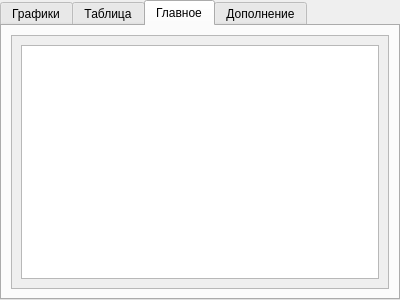
Qt form functionapproximationtabwidget.ui (nbezhodarnov/cardio_curve_approximation) before a commit.
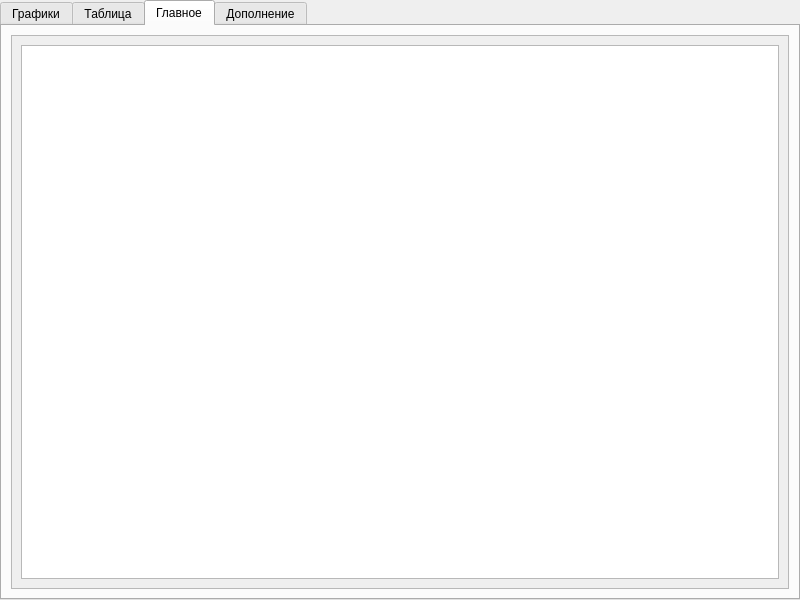
The same form after that commit. Custom widgets are drawn as their Qt base class.

Commit message: Changed window title and size.

```diff
--- a/functionapproximationtabwidget.ui
+++ b/functionapproximationtabwidget.ui
@@ -6,8 +6,8 @@
    <rect>
     <x>0</x>
     <y>0</y>
-    <width>400</width>
-    <height>300</height>
+    <width>800</width>
+    <height>600</height>
    </rect>
   </property>
   <property name="windowTitle">
@@ -123,8 +123,8 @@
         <rect>
          <x>0</x>
          <y>0</y>
-         <width>376</width>
-         <height>248</height>
+         <width>776</width>
+         <height>553</height>
         </rect>
        </property>
        <layout class="QGridLayout" name="gridLayout_4">
```
Left out of the diff: 6 changed lines with no effect on the pictures.
